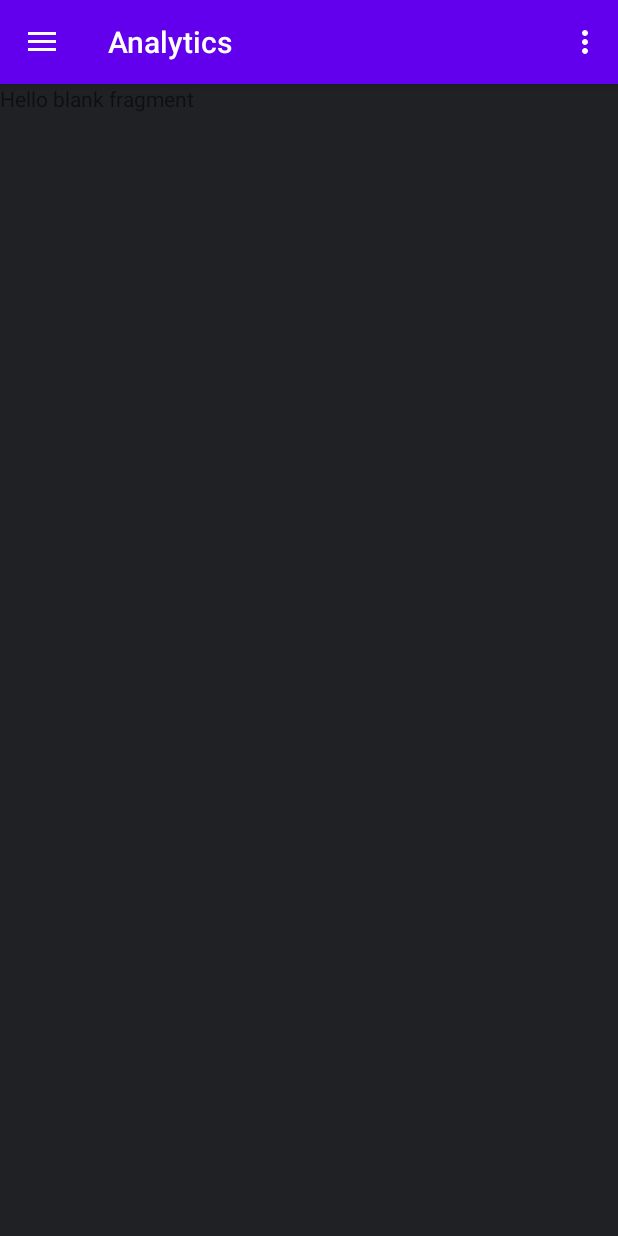
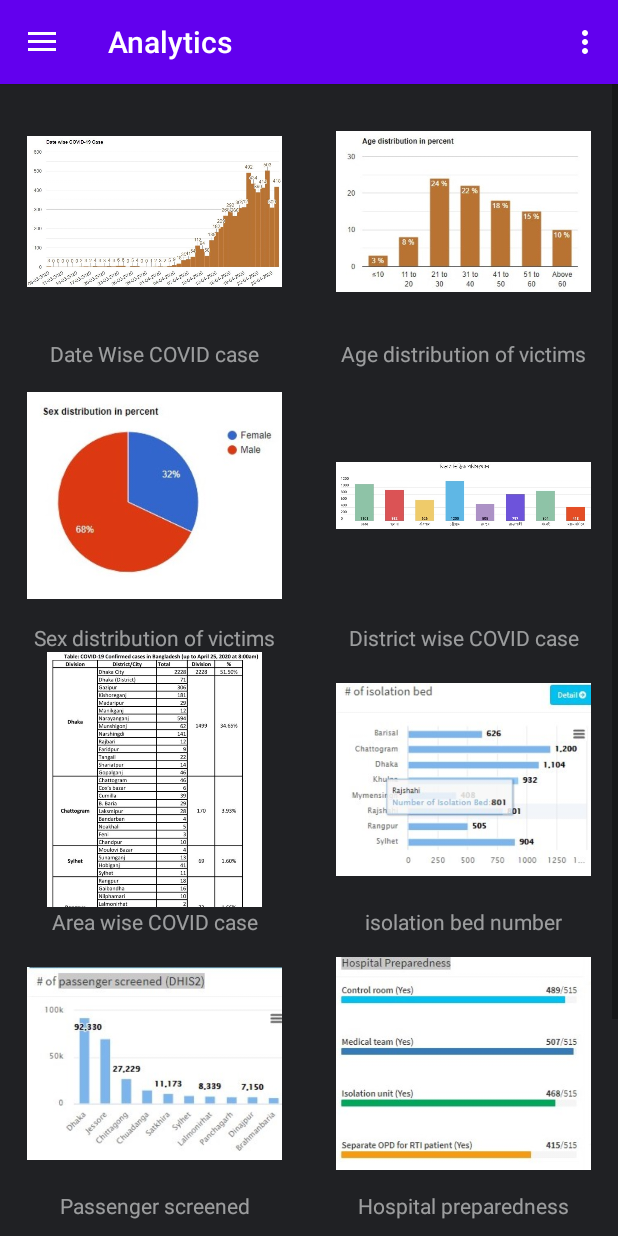
Before and after one commit to wazedrifat/COVID19, an Android app: the screen it shows after launch (MainActivity), in the side drawer, after a tap on "Analytics", on a phone screen of 412 x 824 dp. Run offline under Robolectric (Android 15) with nearby library versions, the phone set to English and light mode, and no system bars; our stand-ins replace navigation-ui.

Commit message:
reminder + analytics

```diff
--- a/app/src/main/java/com/wazedrifat/covid19/Analytics.java
+++ b/app/src/main/java/com/wazedrifat/covid19/Analytics.java
@@ -7,6 +7,7 @@ import androidx.fragment.app.Fragment;
 import android.view.LayoutInflater;
 import android.view.View;
 import android.view.ViewGroup;
+import android.widget.GridView;
 
 
 /**
@@ -14,6 +15,17 @@ import android.view.ViewGroup;
  */
 public class Analytics extends Fragment {
 
+	GridView gridView;
+	String[] titles = {
+			"Date Wise COVID case", "Age distribution of victims", "Sex distribution of victims",
+			"District wise COVID case", "Area wise COVID case", "isolation bed number",
+			"Passenger screened", "Hospital preparedness", "Medical team", "Quarantined number"
+	};
+	int[] images = {
+			R.drawable.datewise_covid_case, R.drawable.age_distribution, R.drawable.sex_distribution,
+			R.drawable.districtwise_covid_case, R.drawable.areawise_covid_case, R.drawable.isolation_bed,
+			R.drawable.passenger_screened, R.drawable.hospital_preparedness, R.drawable.medical_team, R.drawable.quarantine_number
+	};
 	public Analytics() {
 		// Required empty public constructor
 	}
@@ -23,6 +35,13 @@ public class Analytics extends Fragment {
 	public View onCreateView(LayoutInflater inflater, ViewGroup container,
 							 Bundle savedInstanceState) {
 		// Inflate the layout for this fragment
-		return inflater.inflate(R.layout.fragment_analytics, container, false);
+		View view = inflater.inflate(R.layout.fragment_analytics, container, false);
+
+		gridView = view.findViewById(R.id.analyticsGridViewID);
+
+		CustomDashboardGridViewAdapter adapter = new CustomDashboardGridViewAdapter(getContext(), titles, images);
+		gridView.setAdapter(adapter);
+
+		return view;
 	}
 }
--- a/app/src/main/java/com/wazedrifat/covid19/CustomDashboardGridViewAdapter.java
+++ b/app/src/main/java/com/wazedrifat/covid19/CustomDashboardGridViewAdapter.java
@@ -14,20 +14,14 @@ import org.w3c.dom.Text;
 class CustomDashboardGridViewAdapter extends BaseAdapter {
 	Context context;
 	int cnt = 9;
-	String[] titles = {
-			"Symptomps", "protection", "Preventions", "Do I have corona virus?",
-			"How people got cured from corona", "Emergency Contacts", "Cure Status",
-			"News About Corona", "Measures taken against Corona"
-	};
-	int[] images = {
-			R.drawable.symptomps, R.drawable.protections, R.drawable.preventions, R.drawable.doihavecorona,
-			R.drawable.gotcurefromcorona, R.drawable.emergencycontact, R.drawable.curestatus,
-			R.drawable.news, R.drawable.measures
-	};
+	String[] titles;
+	int[] images;
 	LayoutInflater inflater;
 
-	public CustomDashboardGridViewAdapter(Context context) {
+	public CustomDashboardGridViewAdapter(Context context, String[] titles, int[] images) {
 		this.context = context;
+		this.titles = titles;
+		this.images = images;
 	}
 
 
--- a/app/src/main/java/com/wazedrifat/covid19/Dashboard.java
+++ b/app/src/main/java/com/wazedrifat/covid19/Dashboard.java
@@ -15,6 +15,16 @@ import android.widget.GridView;
  */
 public class Dashboard extends Fragment {
 	GridView gridView;
+	String[] titles = {
+			"Symptomps", "protection", "Preventions", "Do I have corona virus?",
+			"How people got cured from corona", "Emergency Contacts", "Cure Status",
+			"News About Corona", "Measures taken against Corona"
+	};
+	int[] images = {
+			R.drawable.symptomps, R.drawable.protections, R.drawable.preventions, R.drawable.doihavecorona,
+			R.drawable.gotcurefromcorona, R.drawable.emergencycontact, R.drawable.curestatus,
+			R.drawable.news, R.drawable.measures
+	};
 
 	public Dashboard() {
 		// Required empty public constructor
@@ -29,7 +39,7 @@ public class Dashboard extends Fragment {
 
 		gridView = view.findViewById(R.id.dashboardGridViewID);
 
-		CustomDashboardGridViewAdapter adapter = new CustomDashboardGridViewAdapter(getContext());
+		CustomDashboardGridViewAdapter adapter = new CustomDashboardGridViewAdapter(getContext(), titles, images);
 		gridView.setAdapter(adapter);
 
 		return view;
--- a/app/src/main/res/layout/fragment_analytics.xml
+++ b/app/src/main/res/layout/fragment_analytics.xml
@@ -5,10 +5,10 @@
 	android:layout_height="match_parent"
 	tools:context=".Analytics">
 
-	<!-- TODO: Update blank fragment layout -->
-	<TextView
+	<GridView
+		android:id="@+id/analyticsGridViewID"
 		android:layout_width="match_parent"
 		android:layout_height="match_parent"
-		android:text="@string/hello_blank_fragment" />
+		android:numColumns="2"/>
 
 </FrameLayout>
--- a/app/src/main/res/layout/fragment_reminder.xml
+++ b/app/src/main/res/layout/fragment_reminder.xml
@@ -8,6 +8,7 @@
 
 	<!-- TODO: Update blank fragment layout -->
 	<LinearLayout
+		android:background="@color/black"
 		android:layout_width="match_parent"
 		android:orientation="vertical"
 		android:layout_height="match_parent">
@@ -17,6 +18,10 @@
 			android:src="@drawable/reminder"/>
 
 		<Button
+			android:paddingStart="10dp"
+			android:paddingEnd="10dp"
+			android:background="@color/lightBlue"
+			android:textColor="@color/black"
 			android:layout_marginTop="20dp"
 			android:layout_width="wrap_content"
 			android:layout_height="wrap_content"
@@ -30,6 +35,7 @@
 				android:layout_width="wrap_content"
 				android:layout_height="wrap_content"/>
 			<TextView
+				android:textColor="@color/ash"
 				android:layout_marginStart="20dp"
 				android:layout_width="wrap_content"
 				android:layout_height="wrap_content"
@@ -43,6 +49,7 @@
 				android:layout_width="wrap_content"
 				android:layout_height="wrap_content"/>
 			<TextView
+				android:textColor="@color/ash"
 				android:layout_marginStart="20dp"
 				android:layout_width="wrap_content"
 				android:layout_height="wrap_content"
```
Also changed, not shown: app/src/main/res/drawable/age_distribution.jpg (added), app/src/main/res/drawable/areawise_covid_case.jpg (added), app/src/main/res/drawable/datewise_covid_case.jpg (added), app/src/main/res/drawable/districtwise_covid_case.jpg (added), app/src/main/res/drawable/hospital_preparedness.jpg (added), app/src/main/res/drawable/isolation_bed.jpg (added), app/src/main/res/drawable/medical_team.jpg (added), app/src/main/res/drawable/passenger_screened.jpg (added), app/src/main/res/drawable/quarantine_number.jpg (added), app/src/main/res/drawable/sex_distribution.jpg (added).
